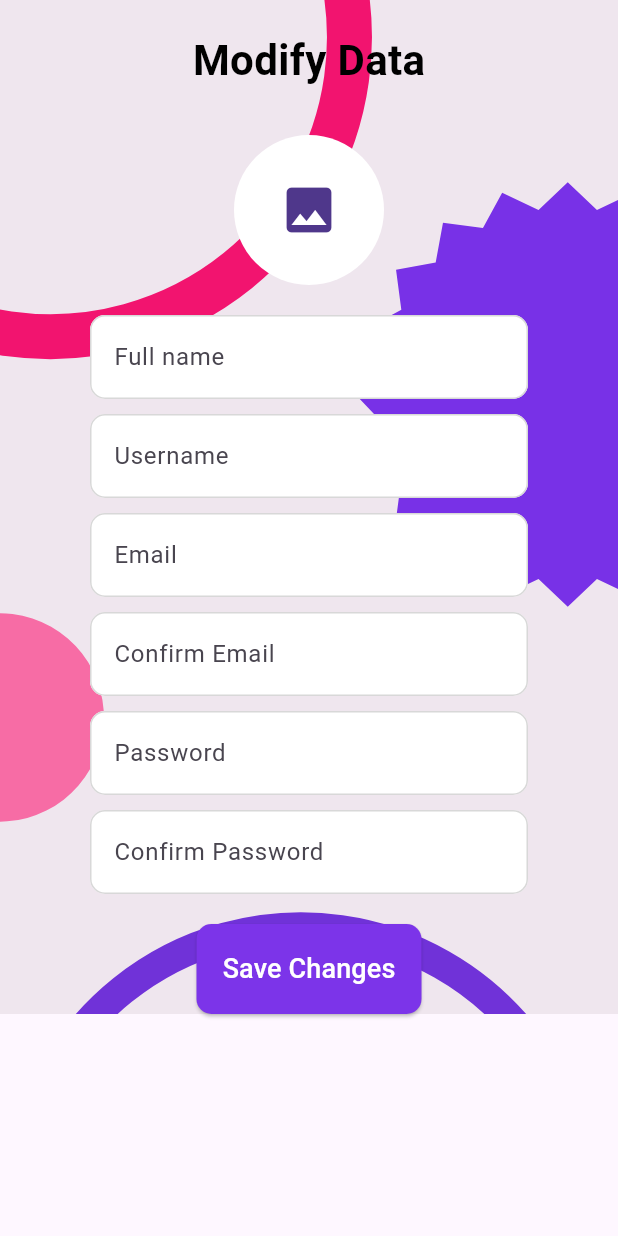
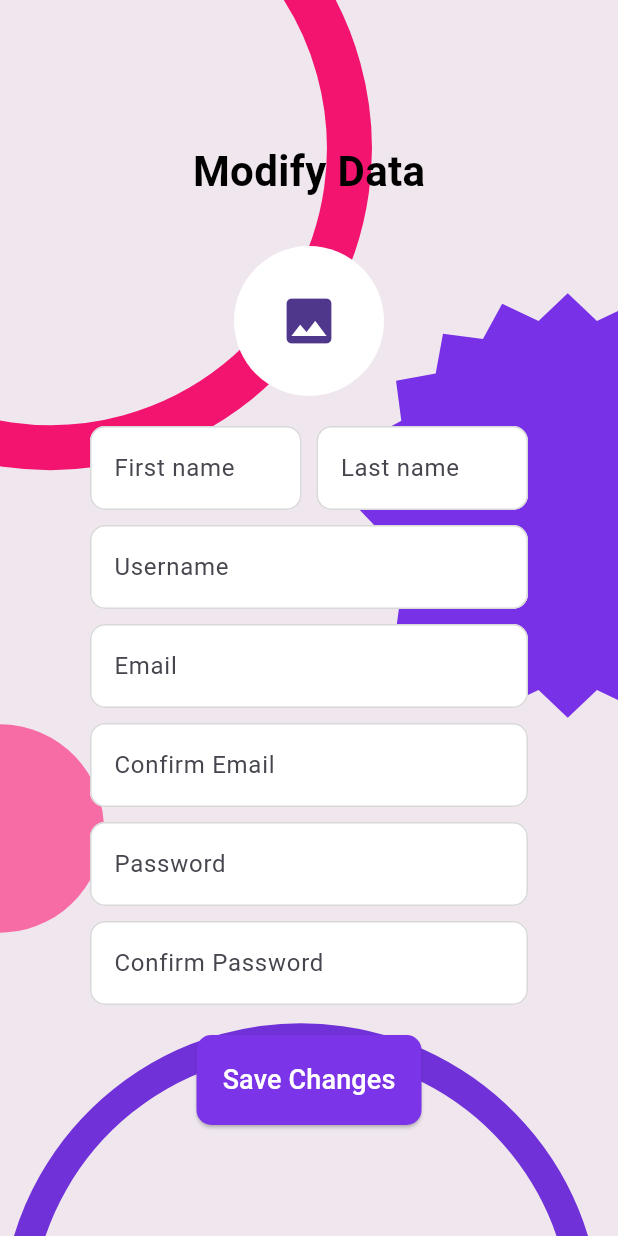
Before and after one commit to Alphainvicta/AxolotelabsFlutterApp, a Flutter app: the ModifyAccountScreen screen opened directly, after a tap on "Save Changes", on a phone screen of 412 x 824 dp. Run offline on Flutter 3.47's test engine with Material 3 defaults, Android fonts, the phone set to English and light mode, and no system bars; our stand-ins replace flutter_svg, image_picker, shared_preferences; accounts and stored records are empty; network calls fail.

Commit message:
modified loading states and added last name and first name field

```diff
--- a/lib/Modifyaccount.dart
+++ b/lib/Modifyaccount.dart
@@ -17,7 +17,8 @@ class ModifyAccountScreen extends StatefulWidget {
 
 class _ModifyAccountScreenState extends State<ModifyAccountScreen> {
   final _formKey = GlobalKey<FormState>();
-  final TextEditingController _fullNameController = TextEditingController();
+  final TextEditingController _firstNameController = TextEditingController();
+  final TextEditingController _lastNameController = TextEditingController();
   final TextEditingController _usernameController = TextEditingController();
   final TextEditingController _emailController = TextEditingController();
   final TextEditingController _confirmEmailController = TextEditingController();
@@ -52,9 +53,20 @@ class _ModifyAccountScreenState extends State<ModifyAccountScreen> {
       };
 
       // Add optional fields if they are filled
-      if (_fullNameController.text.isNotEmpty) {
-        requestData['full_name'] = _fullNameController.text;
+      if (_firstNameController.text.isNotEmpty &&
+          _lastNameController.text.isNotEmpty) {
+        requestData['full_name'] =
+            '${_firstNameController.text.trim()} ${_lastNameController.text.trim()}';
       }
+
+      if (_firstNameController.text.isNotEmpty) {
+        requestData['first_name'] = _firstNameController.text;
+      }
+
+      if (_lastNameController.text.isNotEmpty) {
+        requestData['last_name'] = _lastNameController.text;
+      }
+
       if (_usernameController.text.isNotEmpty) {
         requestData['username'] = _usernameController.text;
       }
@@ -87,7 +99,11 @@ class _ModifyAccountScreenState extends State<ModifyAccountScreen> {
 
           // Call onRefresh after successful update
           widget.onRefresh?.call();
-          await prefs.setString('email', _emailController.text);
+          await prefs.setString(
+              'email',
+              _emailController.text.isNotEmpty
+                  ? _emailController.text
+                  : userEmail.toString());
         } else {
           ScaffoldMessenger.of(context).showSnackBar(
             SnackBar(content: const Text('Failed to update user.')),
@@ -108,7 +124,11 @@ class _ModifyAccountScreenState extends State<ModifyAccountScreen> {
         // Call onRefresh after successful update
         if (response.statusCode == 200) {
           widget.onRefresh?.call();
-          await prefs.setString('email', _emailController.text);
+          await prefs.setString(
+              'email',
+              _emailController.text.isNotEmpty
+                  ? _emailController.text
+                  : userEmail.toString());
         }
       }
     }
@@ -127,7 +147,8 @@ class _ModifyAccountScreenState extends State<ModifyAccountScreen> {
             ),
           ),
           // Wrapping the entire form in a SingleChildScrollView to make it scrollable
-          SingleChildScrollView(
+          Center(
+            child: SingleChildScrollView(
               child: Column(
                 children: [
                   const SizedBox(height: 20),
@@ -161,19 +182,41 @@ class _ModifyAccountScreenState extends State<ModifyAccountScreen> {
                             ),
                           ),
                           const SizedBox(height: 20),
-                        // Full Name Field
-                        TextFormField(
-                          controller: _fullNameController,
+                          // First Name and Last Name Fields in a Row
+                          Row(
+                            children: [
+                              Expanded(
+                                child: TextFormField(
+                                  controller: _firstNameController,
                                   decoration: InputDecoration(
-                            hintText: 'Full name',
+                                    hintText: 'First name',
                                     filled: true,
                                     fillColor: Colors.white,
                                     enabledBorder: OutlineInputBorder(
                                       borderRadius: BorderRadius.circular(10),
-                              borderSide:
-                                  const BorderSide(color: Color(0xFFD8D8D8)),
+                                      borderSide: const BorderSide(
+                                          color: Color(0xFFD8D8D8)),
                                     ),
                                   ),
+                                ),
+                              ),
+                              const SizedBox(width: 10), // Space between fields
+                              Expanded(
+                                child: TextFormField(
+                                  controller: _lastNameController,
+                                  decoration: InputDecoration(
+                                    hintText: 'Last name',
+                                    filled: true,
+                                    fillColor: Colors.white,
+                                    enabledBorder: OutlineInputBorder(
+                                      borderRadius: BorderRadius.circular(10),
+                                      borderSide: const BorderSide(
+                                          color: Color(0xFFD8D8D8)),
+                                    ),
+                                  ),
+                                ),
+                              ),
+                            ],
                           ),
                           const SizedBox(height: 10),
                           // Username Field
@@ -295,7 +338,8 @@ class _ModifyAccountScreenState extends State<ModifyAccountScreen> {
                             child: ElevatedButton(
                               onPressed: () => _updateUser(context),
                               style: ElevatedButton.styleFrom(
-                              padding: const EdgeInsets.symmetric(vertical: 15),
+                                padding:
+                                    const EdgeInsets.symmetric(vertical: 15),
                                 backgroundColor:
                                     const Color(0xFF7C34E9), // Button color
                                 shape: RoundedRectangleBorder(
@@ -316,6 +360,7 @@ class _ModifyAccountScreenState extends State<ModifyAccountScreen> {
                     ),
                   ),
                 ],
+              ),
             ),
           ),
         ],
```
Also changed, not shown: lib/Mannager.dart (+16 -2 lines), lib/Quote.dart (+6 -4 lines), lib/Signin.dart (+45 -10 lines). Lines whose indentation alone changed are shown as unchanged.
